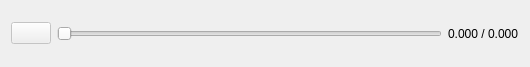
usnistgov/NetSimulyzer, file src/window/playback/PlaybackWidget.ui: the form before one commit.
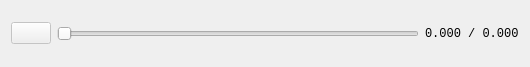
The form after the commit.

Commit message:
Use monospaced font for playback time
Close: https://gitlab.nist.gov/gitlab/wnd-publicsafety/visualizer/visualization/-/issues/106

What changed in the file:
```diff
--- a/src/window/playback/PlaybackWidget.ui
+++ b/src/window/playback/PlaybackWidget.ui
@@ -48,6 +48,11 @@
    </item>
    <item>
     <widget class="QLabel" name="labelTime">
+     <property name="font">
+      <font>
+       <family>Monospace</family>
+      </font>
+     </property>
      <property name="text">
       <string>0.000 / 0.000</string>
      </property>
```
